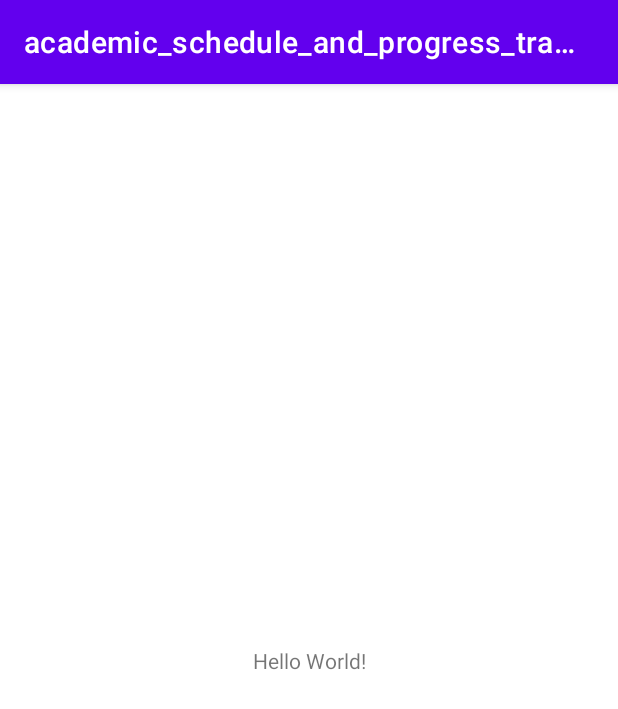
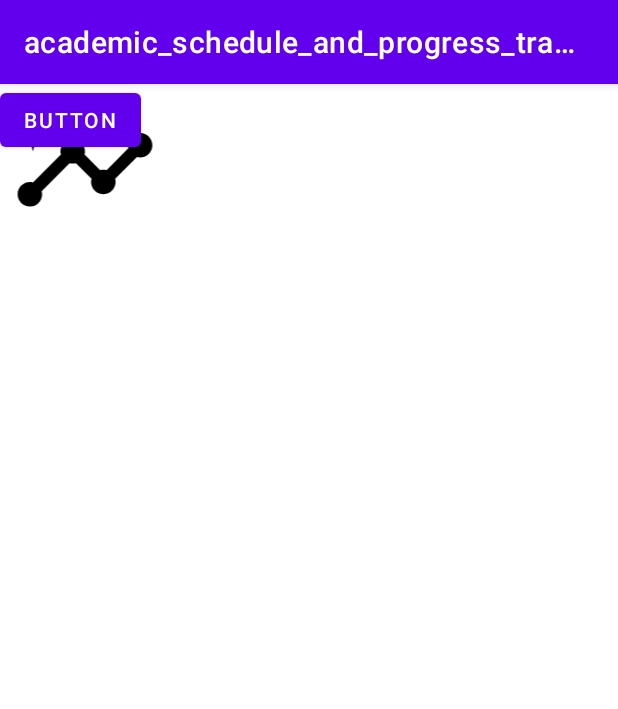
Before and after one commit to aaivey22/academic_manager, an Android app: the screen it shows after launch (MainActivity), on a phone screen of 412 x 824 dp. Shown: the top 709 px of the screen. Run offline under Robolectric (Android 15) with nearby library versions, the phone set to English and light mode, and no system bars.

Commit message:
designing welcome screen

```diff
--- /dev/null
+++ b/app/src/main/res/drawable/ic_baseline_insights_24.xml
@@ -0,0 +1,7 @@
+<vector android:height="24dp" android:tint="#000000"
+    android:viewportHeight="24" android:viewportWidth="24"
+    android:width="24dp" xmlns:android="http://schemas.android.com/apk/res/android">
+    <path android:fillColor="@android:color/white" android:pathData="M21,8c-1.45,0 -2.26,1.44 -1.93,2.51l-3.55,3.56c-0.3,-0.09 -0.74,-0.09 -1.04,0l-2.55,-2.55C12.27,10.45 11.46,9 10,9c-1.45,0 -2.27,1.44 -1.93,2.52l-4.56,4.55C2.44,15.74 1,16.55 1,18c0,1.1 0.9,2 2,2c1.45,0 2.26,-1.44 1.93,-2.51l4.55,-4.56c0.3,0.09 0.74,0.09 1.04,0l2.55,2.55C12.73,16.55 13.54,18 15,18c1.45,0 2.27,-1.44 1.93,-2.52l3.56,-3.55C21.56,12.26 23,11.45 23,10C23,8.9 22.1,8 21,8z"/>
+    <path android:fillColor="@android:color/white" android:pathData="M15,9l0.94,-2.07l2.06,-0.93l-2.06,-0.93l-0.94,-2.07l-0.92,2.07l-2.08,0.93l2.08,0.93z"/>
+    <path android:fillColor="@android:color/white" android:pathData="M3.5,11l0.5,-2l2,-0.5l-2,-0.5l-0.5,-2l-0.5,2l-2,0.5l2,0.5z"/>
+</vector>
--- /dev/null
+++ b/app/src/main/res/drawable/ic_baseline_keyboard_command_key_24.xml
@@ -0,0 +1,5 @@
+<vector android:height="24dp" android:tint="#000000"
+    android:viewportHeight="24" android:viewportWidth="24"
+    android:width="24dp" xmlns:android="http://schemas.android.com/apk/res/android">
+    <path android:fillColor="@android:color/white" android:pathData="M17.5,3C15.57,3 14,4.57 14,6.5V8h-4V6.5C10,4.57 8.43,3 6.5,3S3,4.57 3,6.5S4.57,10 6.5,10H8v4H6.5C4.57,14 3,15.57 3,17.5S4.57,21 6.5,21s3.5,-1.57 3.5,-3.5V16h4v1.5c0,1.93 1.57,3.5 3.5,3.5s3.5,-1.57 3.5,-3.5S19.43,14 17.5,14H16v-4h1.5c1.93,0 3.5,-1.57 3.5,-3.5S19.43,3 17.5,3L17.5,3zM16,8V6.5C16,5.67 16.67,5 17.5,5S19,5.67 19,6.5S18.33,8 17.5,8H16L16,8zM6.5,8C5.67,8 5,7.33 5,6.5S5.67,5 6.5,5S8,5.67 8,6.5V8H6.5L6.5,8zM10,14v-4h4v4H10L10,14zM17.5,19c-0.83,0 -1.5,-0.67 -1.5,-1.5V16h1.5c0.83,0 1.5,0.67 1.5,1.5S18.33,19 17.5,19L17.5,19zM6.5,19C5.67,19 5,18.33 5,17.5S5.67,16 6.5,16H8v1.5C8,18.33 7.33,19 6.5,19L6.5,19z"/>
+</vector>
--- a/app/src/main/res/layout/activity_main.xml
+++ b/app/src/main/res/layout/activity_main.xml
@@ -6,13 +6,20 @@
     android:layout_height="match_parent"
     tools:context=".MainActivity">
 
-    <TextView
+    <Button
+        android:id="@+id/button"
         android:layout_width="wrap_content"
         android:layout_height="wrap_content"
-        android:text="Hello World!"
-        app:layout_constraintBottom_toBottomOf="parent"
-        app:layout_constraintEnd_toEndOf="parent"
-        app:layout_constraintStart_toStartOf="parent"
-        app:layout_constraintTop_toTopOf="parent" />
+        android:text="Button"
+        tools:layout_editor_absoluteX="301dp"
+        tools:layout_editor_absoluteY="667dp" />
+
+    <ImageView
+        android:id="@+id/imageView3"
+        android:layout_width="113dp"
+        android:layout_height="98dp"
+        app:srcCompat="@drawable/ic_baseline_insights_24"
+        tools:layout_editor_absoluteX="149dp"
+        tools:layout_editor_absoluteY="316dp" />
 
 </androidx.constraintlayout.widget.ConstraintLayout>
```
